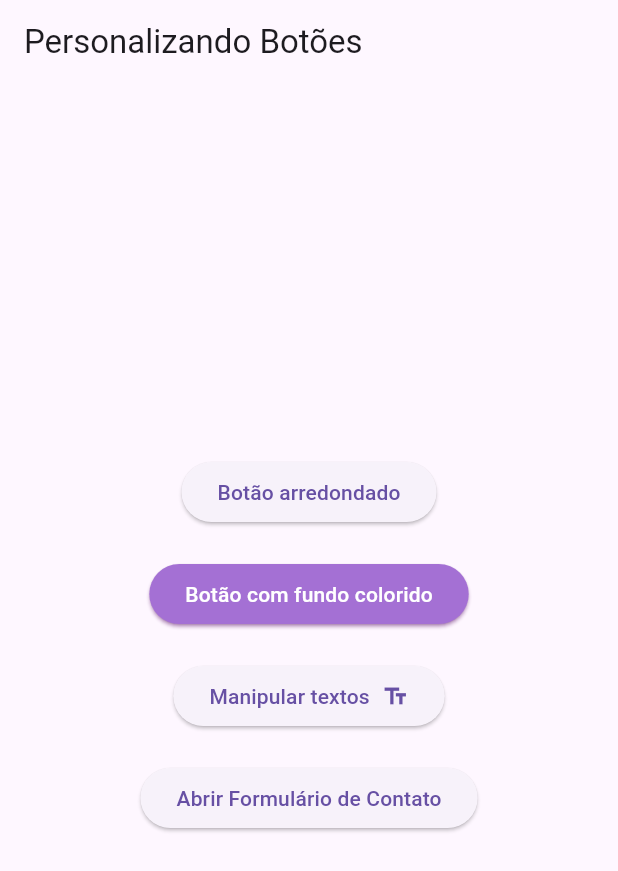
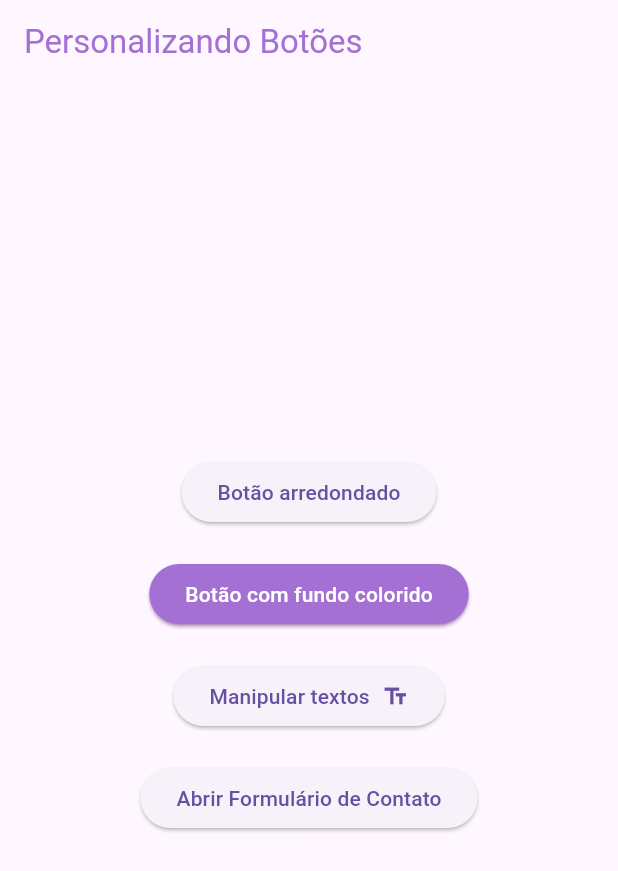
Before and after one commit to DevLuchez/Flutter-Projects, a Flutter app: the screen it shows after launch, on a phone screen of 412 x 824 dp. Shown: the top 871 px of the screen. Run offline on Flutter 3.47's test engine with Material 3 defaults, Android fonts, the phone set to English and light mode, and no system bars.

Commit message:
Update home.dart

```diff
--- a/lib/home.dart
+++ b/lib/home.dart
@@ -1,5 +1,5 @@
 import 'package:flutter/material.dart';
-import 'package:myapp/text_screen.dart';
+import 'package:myapp/text_widgets.dart';
 import 'package:myapp/contact_form.dart';
 
 class Home extends StatefulWidget {
@@ -14,7 +14,9 @@ class _HomeState extends State<Home> {
   Widget build(BuildContext context) {
     return Scaffold(
       appBar: AppBar(
-        title: Text("Personalizando Botões")
+        title: Text("Personalizando Botões",
+        style: TextStyle(color: Color(0xFFA470D4)),
+        )
       ),
       body: Center(
         child: Column(
```
